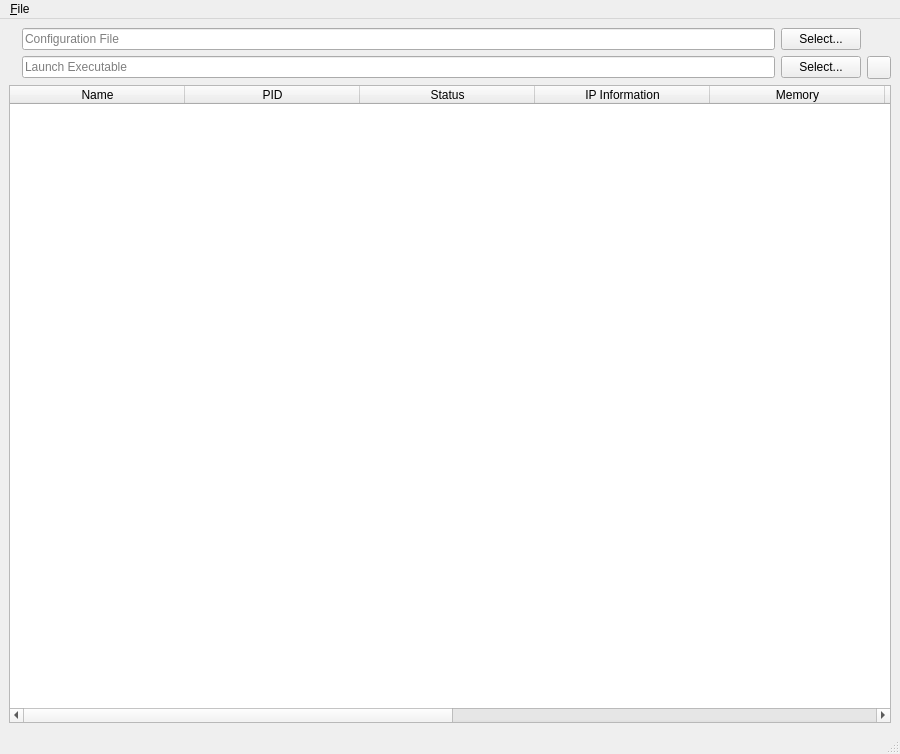
Qt form UI/spot-on-lite-monitor.ui (textbrowser/spot-on-lite) before a commit.
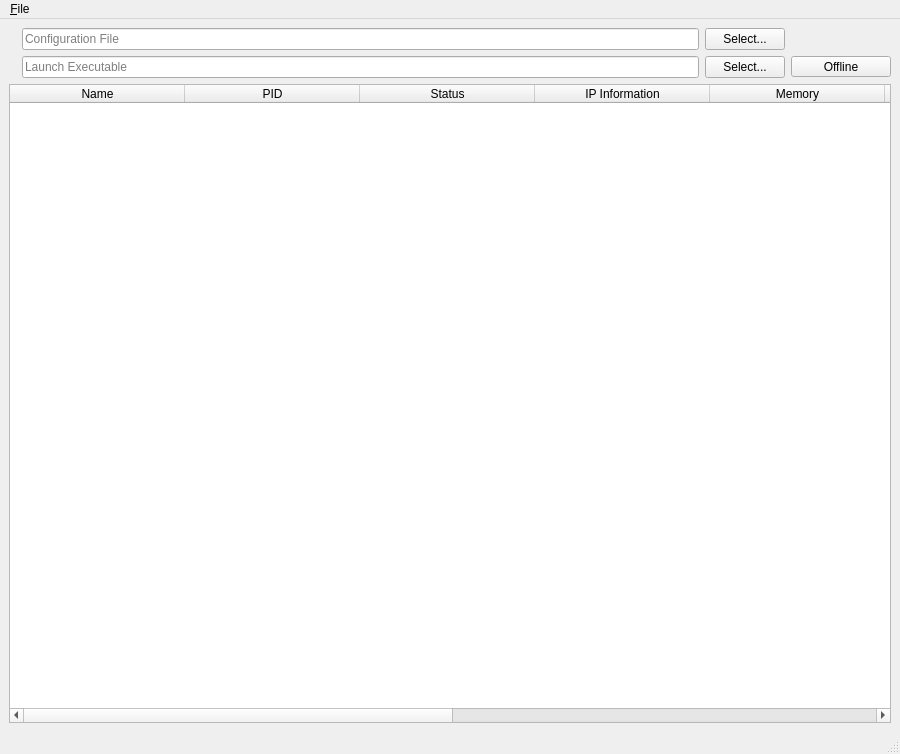
The same form after that commit. Icons and pictures are not drawn. Custom widgets are drawn as their Qt base class.

The edit to the form file:
```diff
--- a/UI/spot-on-lite-monitor.ui
+++ b/UI/spot-on-lite-monitor.ui
@@ -61,11 +61,17 @@
         </item>
         <item row="1" column="2">
          <widget class="QToolButton" name="off_on">
+          <property name="minimumSize">
+           <size>
+            <width>100</width>
+            <height>0</height>
+           </size>
+          </property>
           <property name="toolTip">
            <string>Activate / Deactivate Daemon</string>
           </property>
           <property name="text">
-           <string/>
+           <string>Offline</string>
           </property>
           <property name="checkable">
            <bool>true</bool>
```
